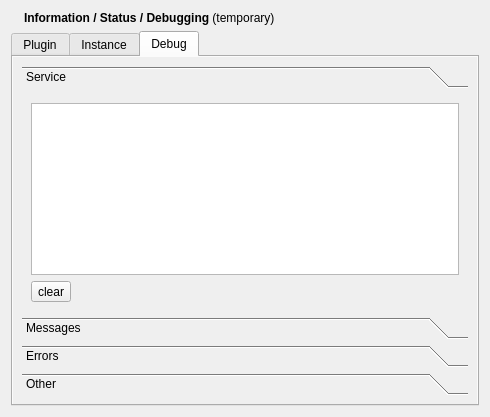
The window that src/plugins/inspector/instanceview.ui (enricoros/k-qt-creator-inspector) describes before a commit, drawn with Qt 5.
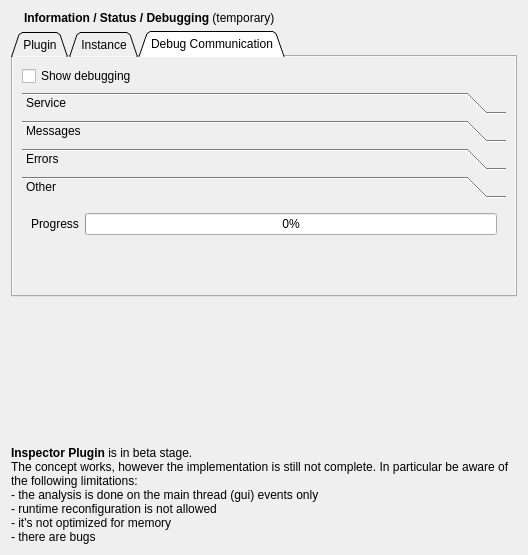
The same window after the commit. The open tabs and pages were chosen to show the change. Icons and pictures are not drawn.

Patch:
```diff
--- a/src/plugins/inspector/instanceview.ui
+++ b/src/plugins/inspector/instanceview.ui
@@ -7,23 +7,49 @@
    <rect>
     <x>0</x>
     <y>0</y>
-    <width>490</width>
-    <height>417</height>
+    <width>528</width>
+    <height>426</height>
    </rect>
   </property>
   <property name="windowTitle">
    <string>Inspector Plugin Information</string>
   </property>
-  <layout class="QGridLayout" name="gridLayout">
-   <item row="0" column="1">
-    <widget class="QLabel" name="titleLabel">
-     <property name="text">
-      <string>&lt;b&gt;Information / Status / Debugging&lt;/b&gt; (temporary)</string>
-     </property>
-    </widget>
+  <layout class="QVBoxLayout" name="verticalLayout_7">
+   <item>
+    <layout class="QHBoxLayout" name="horizontalLayout_2">
+     <item>
+      <widget class="QLabel" name="iconLabel">
+       <property name="sizePolicy">
+        <sizepolicy hsizetype="Fixed" vsizetype="Preferred">
+         <horstretch>0</horstretch>
+         <verstretch>0</verstretch>
+        </sizepolicy>
+       </property>
+       <property name="pixmap">
+        <pixmap resource="inspector.qrc">:/inspector/images/submenu-up.png</pixmap>
+       </property>
+      </widget>
+     </item>
+     <item>
+      <widget class="QLabel" name="titleLabel">
+       <property name="text">
+        <string>&lt;b&gt;Information / Status / Debugging&lt;/b&gt; (temporary)</string>
+       </property>
+      </widget>
+     </item>
+    </layout>
    </item>
-   <item row="3" column="0" colspan="2">
+   <item>
     <widget class="QTabWidget" name="Tabwidget1">
+     <property name="sizePolicy">
+      <sizepolicy hsizetype="Expanding" vsizetype="Minimum">
+       <horstretch>0</horstretch>
+       <verstretch>0</verstretch>
+      </sizepolicy>
+     </property>
+     <property name="tabShape">
+      <enum>QTabWidget::Triangular</enum>
+     </property>
      <property name="currentIndex">
       <number>0</number>
      </property>
@@ -99,37 +125,6 @@
          </item>
         </layout>
        </item>
-       <item>
-        <widget class="QLabel" name="infoLabel">
-         <property name="text">
-          <string>&lt;b&gt;Inspector Plugin&lt;/b&gt; is in beta stage.&lt;br&gt;
-The concept works, however the implementation is still not complete. In particular be aware of the following limitations:&lt;br&gt;
-- the analysis is done on the main thread (gui) events only&lt;br&gt;
-- runtime reconfiguration is not allowed&lt;br&gt;
-- it's not optimized for memory&lt;br&gt;
-- there are bugs</string>
-         </property>
-         <property name="wordWrap">
-          <bool>true</bool>
-         </property>
-         <property name="textInteractionFlags">
-          <set>Qt::NoTextInteraction</set>
-         </property>
-        </widget>
-       </item>
-       <item>
-        <spacer name="verticalSpacer_3">
-         <property name="orientation">
-          <enum>Qt::Vertical</enum>
-         </property>
-         <property name="sizeHint" stdset="0">
-          <size>
-           <width>0</width>
-           <height>0</height>
-          </size>
-         </property>
-        </spacer>
-       </item>
       </layout>
      </widget>
      <widget class="QWidget" name="instanceWidget">
@@ -200,11 +195,18 @@
        <bool>true</bool>
       </property>
       <attribute name="title">
-       <string>Debug</string>
+       <string>Debug Communication</string>
       </attribute>
       <layout class="QVBoxLayout" name="verticalLayout">
        <item>
-        <widget class="QToolBox" name="toolBox">
+        <widget class="QCheckBox" name="checkBox">
+         <property name="text">
+          <string>Show debugging</string>
+         </property>
+        </widget>
+       </item>
+       <item>
+        <widget class="QToolBox" name="debugToolBox">
          <property name="currentIndex">
           <number>0</number>
          </property>
@@ -213,8 +215,8 @@
            <rect>
             <x>0</x>
             <y>0</y>
-            <width>462</width>
-            <height>206</height>
+            <width>500</width>
+            <height>225</height>
            </rect>
           </property>
           <attribute name="label">
@@ -288,8 +290,8 @@
            <rect>
             <x>0</x>
             <y>0</y>
-            <width>171</width>
-            <height>43</height>
+            <width>500</width>
+            <height>70</height>
            </rect>
           </property>
           <attribute name="label">
@@ -334,28 +336,31 @@
          </widget>
         </widget>
        </item>
+       <item>
+        <spacer name="verticalSpacer_3">
+         <property name="orientation">
+          <enum>Qt::Vertical</enum>
+         </property>
+         <property name="sizeHint" stdset="0">
+          <size>
+           <width>0</width>
+           <height>0</height>
+          </size>
+         </property>
+        </spacer>
+       </item>
       </layout>
      </widget>
     </widget>
    </item>
-   <item row="0" column="0">
-    <widget class="QLabel" name="iconLabel">
-     <property name="sizePolicy">
-      <sizepolicy hsizetype="Fixed" vsizetype="Preferred">
-       <horstretch>0</horstretch>
-       <verstretch>0</verstretch>
-      </sizepolicy>
-     </property>
-     <property name="pixmap">
-      <pixmap resource="inspector.qrc">:/inspector/images/submenu-up.png</pixmap>
-     </property>
-    </widget>
-   </item>
-   <item row="4" column="0" colspan="2">
+   <item>
     <spacer name="verticalSpacer">
      <property name="orientation">
       <enum>Qt::Vertical</enum>
      </property>
+     <property name="sizeType">
+      <enum>QSizePolicy::Expanding</enum>
+     </property>
      <property name="sizeHint" stdset="0">
       <size>
        <width>0</width>
@@ -364,6 +369,24 @@
      </property>
     </spacer>
    </item>
+   <item>
+    <widget class="QLabel" name="infoLabel">
+     <property name="text">
+      <string>&lt;b&gt;Inspector Plugin&lt;/b&gt; is in beta stage.&lt;br&gt;
+The concept works, however the implementation is still not complete. In particular be aware of the following limitations:&lt;br&gt;
+- the analysis is done on the main thread (gui) events only&lt;br&gt;
+- runtime reconfiguration is not allowed&lt;br&gt;
+- it's not optimized for memory&lt;br&gt;
+- there are bugs</string>
+     </property>
+     <property name="wordWrap">
+      <bool>true</bool>
+     </property>
+     <property name="textInteractionFlags">
+      <set>Qt::NoTextInteraction</set>
+     </property>
+    </widget>
+   </item>
   </layout>
  </widget>
  <resources>
```
Left out of the diff: 37 changed lines with no effect on the pictures.
